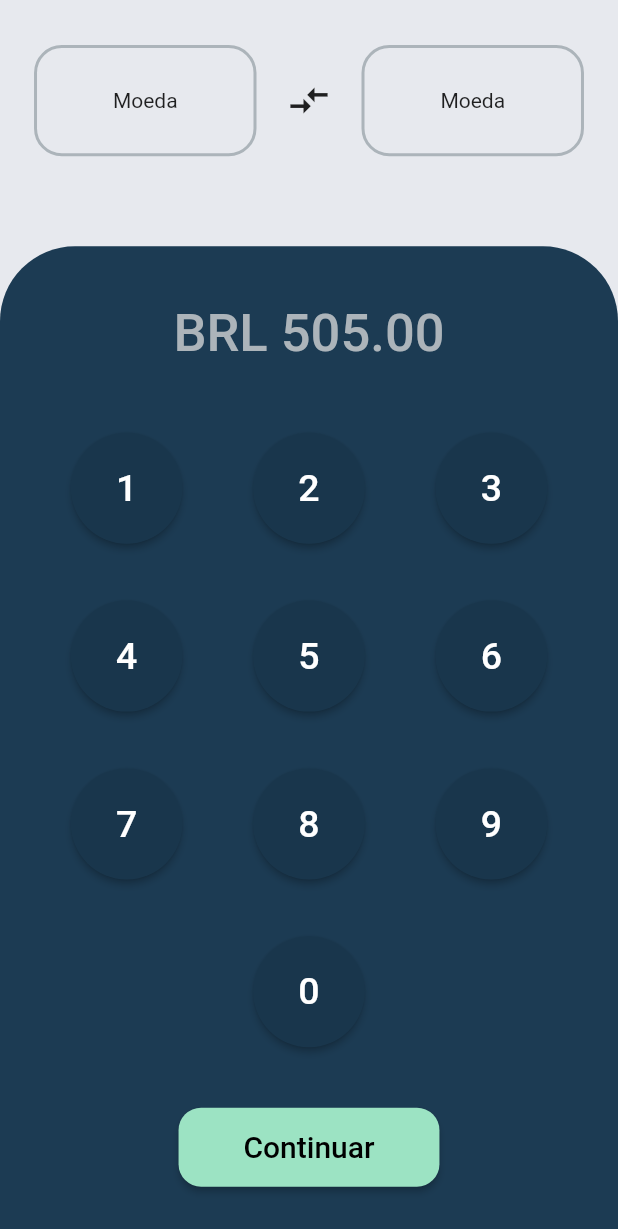
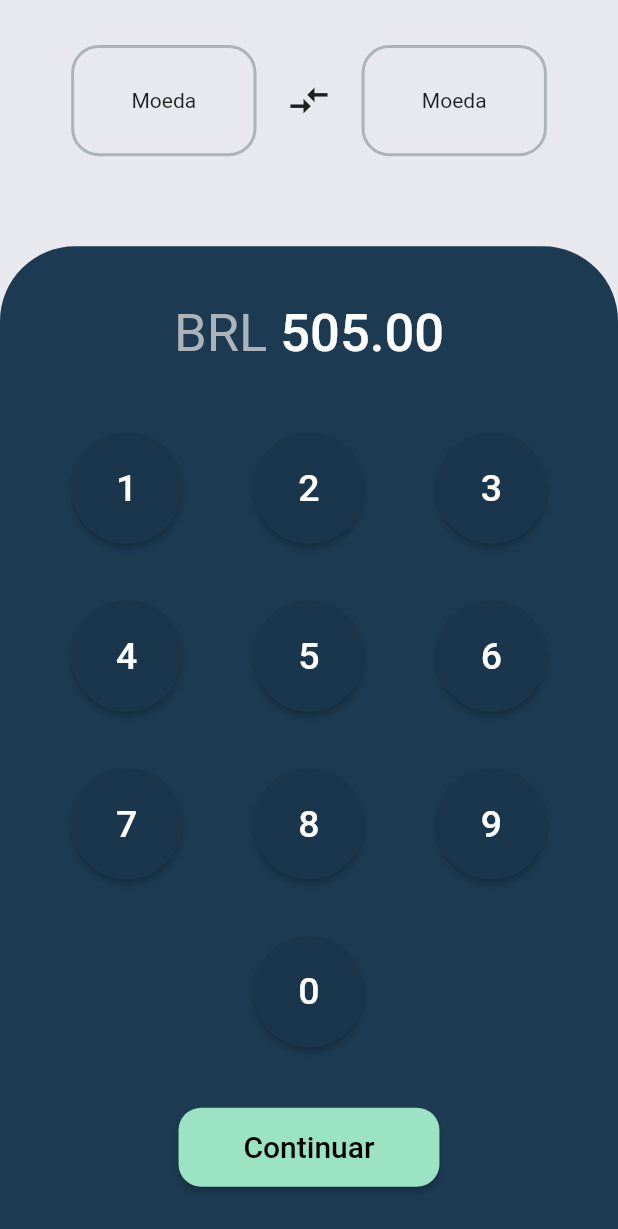
Before and after one commit to LucasBustamante/Currency-Converter, a Flutter app: the screen it shows after launch, on a phone screen of 412 x 824 dp. Shown: the top 1229 px of the screen. Run offline on Flutter 3.47's test engine with Material 2 defaults, Android fonts, the phone set to English and light mode, and no system bars.

Commit message:
alinhamento de design

```diff
--- a/lib/view/currency_container.dart
+++ b/lib/view/currency_container.dart
@@ -13,7 +13,7 @@ class CurrencyContainer extends StatelessWidget {
 
     return Container(
       height: size * 0.06,
-      width: size * 0.12,
+      width: MediaQuery.of(context).size.width*0.30,
       decoration: BoxDecoration(
         border: Border.all(color: kContainer2Color, width: 2),
             borderRadius: BorderRadius.circular(size*0.015),
--- a/lib/view/value.dart
+++ b/lib/view/value.dart
@@ -8,8 +8,14 @@ class DigValue extends StatelessWidget {
   Widget build(BuildContext context) {
     return Padding(
       padding: const EdgeInsets.all(15),
-      child: Container(child: Text('BRL 505.00', style: TextStyle(fontSize: 35,
-      color: kContainer2Color, fontWeight: FontWeight.w500),),),
+      child: Row(mainAxisAlignment: MainAxisAlignment.center,
+        children: [
+          Text('BRL ', style: TextStyle(fontSize: 35,
+              color: kContainer2Color, fontWeight: FontWeight.w400),),
+          Text('505.00', style: TextStyle(fontSize: 35,
+              color: Colors.white, fontWeight: FontWeight.w500),),
+        ],
+      )
     );
   }
 }
```
